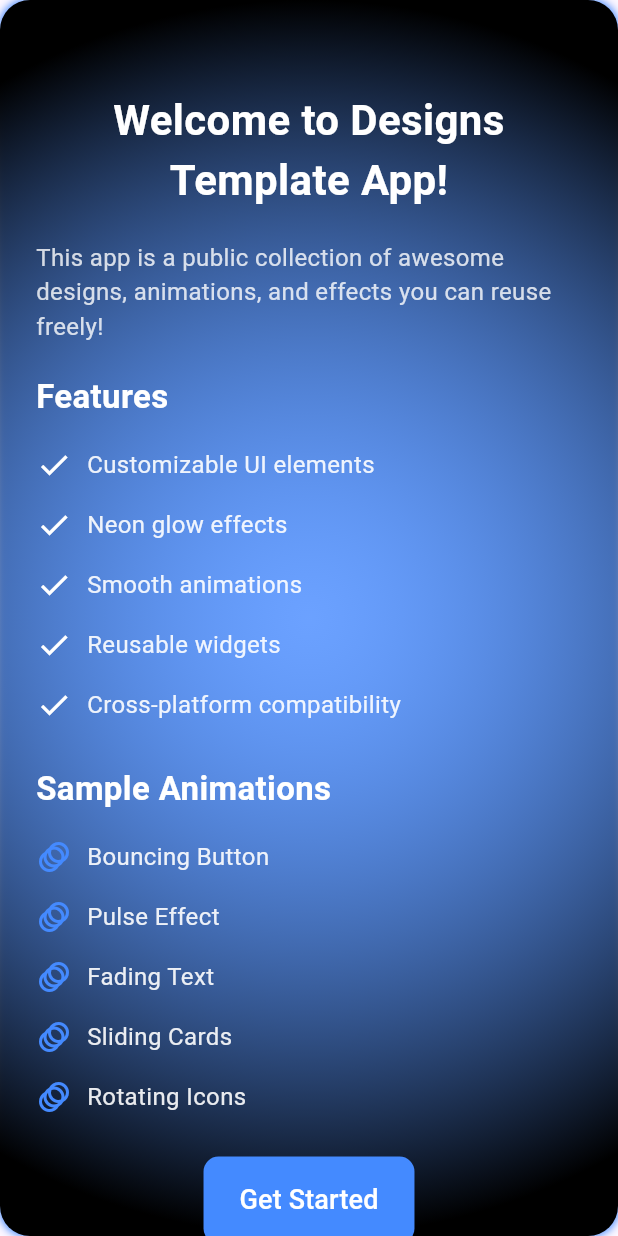
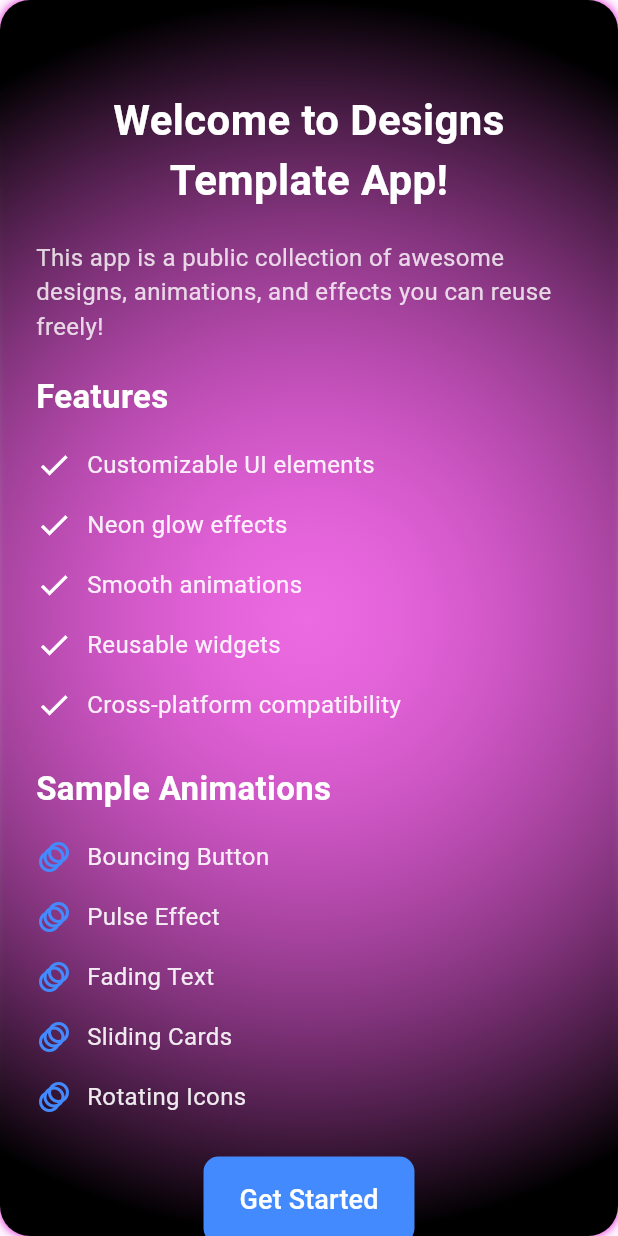
Before and after one commit to SaubhagyaSingh/mvc_base, a Flutter app: the screen it shows after launch, on a phone screen of 412 x 824 dp. Run offline on Flutter 3.47's test engine with Material 3 defaults, Android fonts, the phone set to English and light mode, and no system bars.

Commit message:
gradient_container.dart modified to allow multiple color changes

```diff
--- a/lib/views/animations/gradient_container.dart
+++ b/lib/views/animations/gradient_container.dart
@@ -1,12 +1,12 @@
 import 'package:flutter/material.dart';
 
-class GradientContainer extends StatelessWidget {
+class GradientContainer extends StatefulWidget {
   final double height;
   final double width;
   final Color backgroundColor;
-  final Color glowColor;
   final double glow;
   final BorderRadiusGeometry radius;
+  final List<Color> glowColors; // List of colors for the animation
 
   const GradientContainer({
     Key? key,
@@ -14,41 +14,84 @@ class GradientContainer extends StatelessWidget {
     required this.width,
     required this.glow,
     required this.radius,
+    required this.glowColors, // User-specified colors
     this.backgroundColor = Colors.black,
-    this.glowColor = Colors.blueAccent,
   }) : super(key: key);
 
   @override
+  State<GradientContainer> createState() => _GradientContainerState();
+}
+
+class _GradientContainerState extends State<GradientContainer>
+    with SingleTickerProviderStateMixin {
+  late AnimationController _controller;
+  late Animation<Color?> _colorAnimation;
+
+  @override
+  void initState() {
+    super.initState();
+
+    // Initialize the animation controller
+    _controller = AnimationController(
+      duration: const Duration(seconds: 6),
+      vsync: this,
+    )..repeat();
+
+    // Create a TweenSequence to cycle through the specified colors
+    _colorAnimation = TweenSequence<Color?>(
+      [
+        for (int i = 0; i < widget.glowColors.length; i++)
+          TweenSequenceItem(
+            tween: ColorTween(
+              begin: widget.glowColors[i],
+              end: widget.glowColors[(i + 1) % widget.glowColors.length],
+            ),
+            weight: 1.0,
+          ),
+      ],
+    ).animate(_controller);
+  }
+
+  @override
+  void dispose() {
+    _controller.dispose();
+    super.dispose();
+  }
+
+  @override
   Widget build(BuildContext context) {
+    return AnimatedBuilder(
+      animation: _colorAnimation,
+      builder: (context, child) {
         return Container(
-      width: width,
-      height: height,
+          width: widget.width,
+          height: widget.height,
           decoration: BoxDecoration(
-        // Soft internal background color gradient
             gradient: RadialGradient(
               colors: [
-            glowColor.withOpacity(0.1), // Soft glow color
-            backgroundColor, // Center color for soft background
+                _colorAnimation.value!.withOpacity(0.1),
+                widget.backgroundColor,
               ],
-          radius: glow, // Controls spread of inner gradient
+              radius: widget.glow,
               center: Alignment.center,
             ),
-        borderRadius: radius,
-        // Neon glow border
+            borderRadius: widget.radius,
             boxShadow: [
               BoxShadow(
-            color: glowColor.withOpacity(0.6), // Outer glow
-            blurRadius: glow * 4, // Adjust for neon effect
-            spreadRadius: glow, // Spread for intensity
+                color: _colorAnimation.value!.withOpacity(0.6),
+                blurRadius: widget.glow * 4,
+                spreadRadius: widget.glow,
               ),
               BoxShadow(
-            color: glowColor.withOpacity(0.4), // Inner glow
-            blurRadius: glow * 2,
-            spreadRadius: glow / 2,
+                color: _colorAnimation.value!.withOpacity(0.4),
+                blurRadius: widget.glow * 2,
+                spreadRadius: widget.glow / 2,
               ),
             ],
           ),
           padding: const EdgeInsets.all(20),
         );
+      },
+    );
   }
 }
--- a/lib/views/home.dart
+++ b/lib/views/home.dart
@@ -24,8 +24,12 @@ class _HomeState extends State<Home> {
             glow: 1,
             width: screenWidth,
             height: screenHeight,
-            backgroundColor: Colors.black,
-            glowColor: Colors.blueAccent,
+            glowColors: [
+              Colors.blueAccent,
+              Colors.purpleAccent,
+              Colors.redAccent,
+              Colors.greenAccent
+            ],
           ),
 
           // Page content
```
Also changed, not shown: lib/views/animations/item_tile.dart (added, +78 -0 lines). Lines whose indentation alone changed are shown as unchanged.
